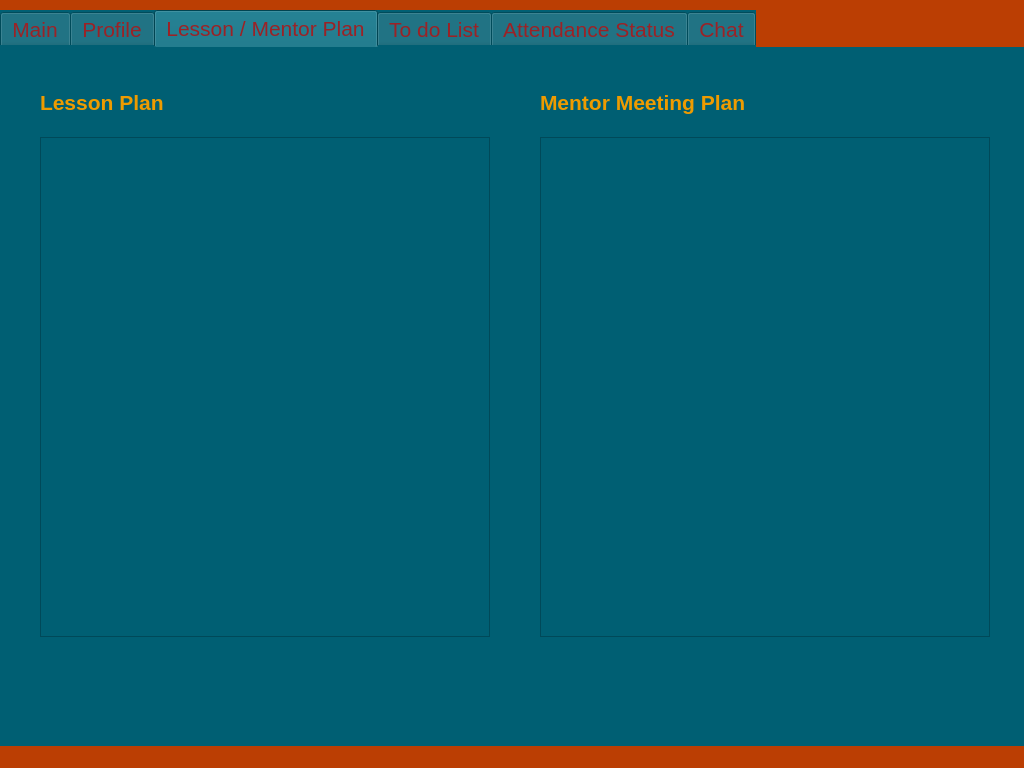
First picture: the form in Student_UI/Student_Ui.ui, repository otufan/school-management-system, before the edit.
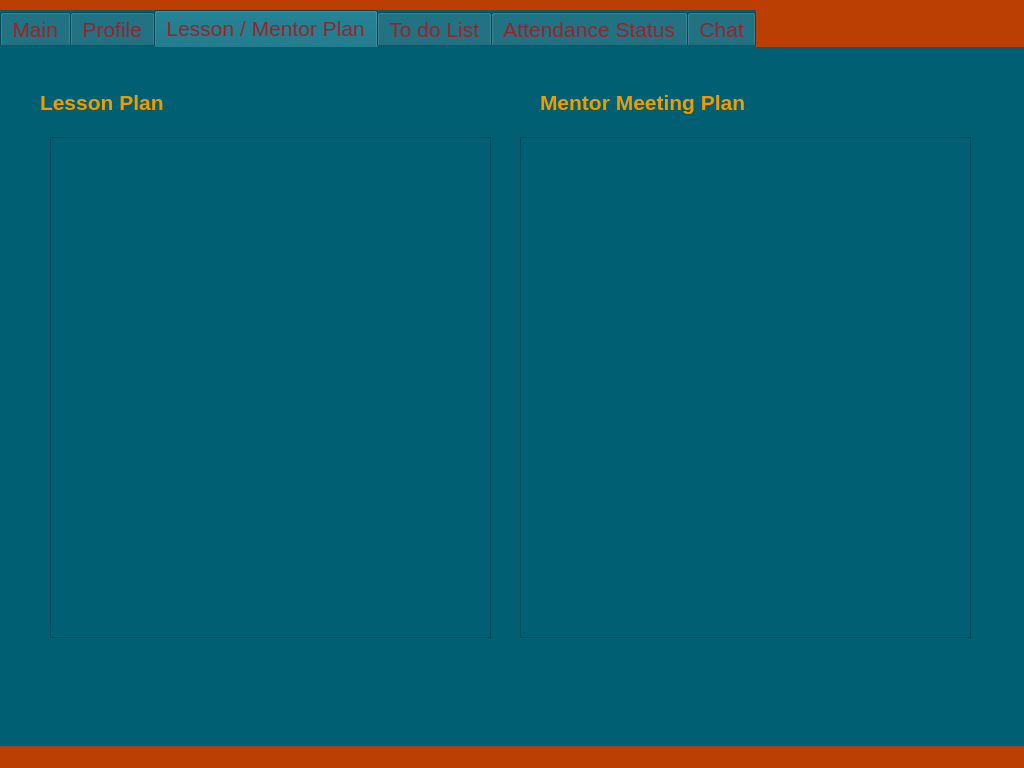
Second picture: the form after the edit. The open tabs and pages were chosen to show the change.

Commit message: backend lesson/mentor get, create, edit

The edit to the form file:
```diff
--- a/Student_UI/Student_Ui.ui
+++ b/Student_UI/Student_Ui.ui
@@ -947,25 +947,6 @@
        <string>Lesson Plan</string>
       </property>
      </widget>
-     <widget class="QTextEdit" name="student_plan_lesson_list">
-      <property name="geometry">
-       <rect>
-        <x>40</x>
-        <y>90</y>
-        <width>450</width>
-        <height>500</height>
-       </rect>
-      </property>
-      <property name="minimumSize">
-       <size>
-        <width>450</width>
-        <height>500</height>
-       </size>
-      </property>
-      <property name="styleSheet">
-       <string notr="true">color: rgb(238, 155, 0);</string>
-      </property>
-     </widget>
      <widget class="QLabel" name="label_plan_mentor">
       <property name="geometry">
        <rect>
@@ -995,23 +976,24 @@
        <string>Mentor Meeting Plan</string>
       </property>
      </widget>
-     <widget class="QTextEdit" name="student_plan_mentor_list">
+     <widget class="QTableWidget" name="student_plan_lesson_list">
       <property name="geometry">
        <rect>
-        <x>540</x>
+        <x>50</x>
         <y>90</y>
-        <width>450</width>
-        <height>500</height>
+        <width>441</width>
+        <height>501</height>
        </rect>
       </property>
-      <property name="minimumSize">
-       <size>
-        <width>450</width>
-        <height>500</height>
-       </size>
-      </property>
-      <property name="styleSheet">
-       <string notr="true">color: rgb(238, 155, 0);</string>
+     </widget>
+     <widget class="QTableWidget" name="student_plan_mentor_list">
+      <property name="geometry">
+       <rect>
+        <x>520</x>
+        <y>90</y>
+        <width>451</width>
+        <height>501</height>
+       </rect>
       </property>
      </widget>
     </widget>
```
Left out of the diff: 16 changed lines with no effect on the pictures. The commit also changes 12 other files.
